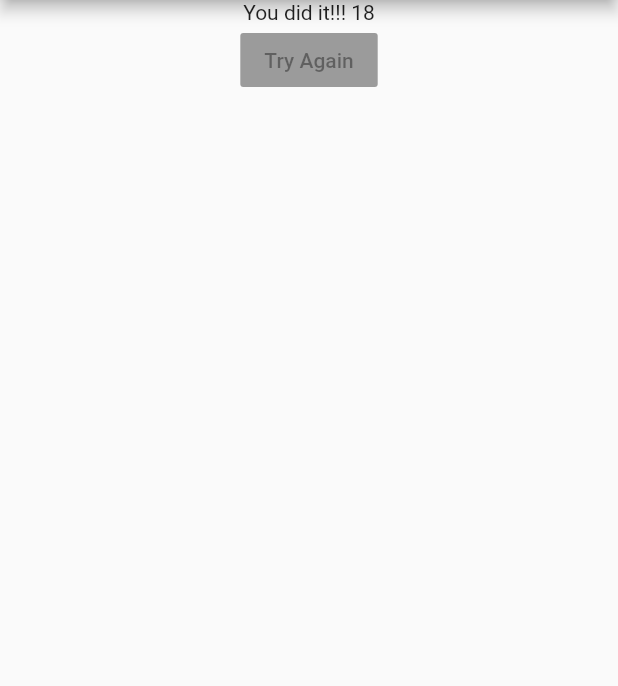
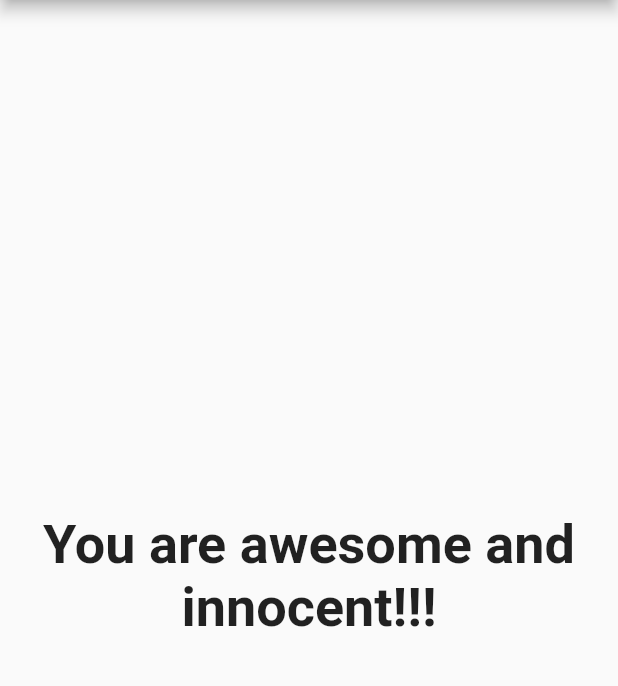
Before and after one commit to bad-logic/myQuizApp, a Flutter app: the screen it shows after launch, after a tap on "Black", after a tap on "dog", after a tap on "Gorkha", on a phone screen of 412 x 824 dp, the part 84-770 px from its top. Run offline on Flutter 3.47's test engine with Material 2 defaults, Android fonts, the phone set to English and light mode, and no system bars.

```diff
--- a/lib/answer.dart
+++ b/lib/answer.dart
@@ -1,14 +1,12 @@
 import 'package:flutter/material.dart';
 
 class Answer extends StatelessWidget {
-
   final Function _answerQuestion;
   final String _answer;
   Answer(this._answer, this._answerQuestion);
 
   @override
   Widget build(BuildContext context) {
-
     return Container(
       width: double.infinity,
       child: RaisedButton(
@@ -18,7 +16,5 @@ class Answer extends StatelessWidget {
         onPressed: _answerQuestion,
       ),
     );
-
   }
-
 }
--- a/lib/main.dart
+++ b/lib/main.dart
@@ -9,7 +9,6 @@ class MyApp extends StatefulWidget {
   State<StatefulWidget> createState() {
     return _MyAppState();
   }
-
 }
 
 class _MyAppState extends State<MyApp> {
@@ -46,12 +45,10 @@ class _MyAppState extends State<MyApp> {
   ];
 
   void _answerQuestion(int score) {
-
     _totalScore = _totalScore + score;
     setState(() {
       _qIndex++;
     });
-
   }
 
   @override
--- a/lib/result.dart
+++ b/lib/result.dart
@@ -1,25 +1,34 @@
 import 'package:flutter/material.dart';
+import 'package:flutter/services.dart';
 
-class Result extends StatelessWidget{
-
+class Result extends StatelessWidget {
   final int finalResultScore;
 
   Result(this.finalResultScore);
 
+  // getter method
+  String get resultPhrase {
+    String resultText;
+    if (finalResultScore <= 10) {
+      resultText = 'You are Bad!!!';
+    } else if (finalResultScore <= 15) {
+      resultText = 'You are preety likable';
+    } else if (finalResultScore <= 20) {
+      resultText = 'You are awesome and innocent!!!';
+    } else {
+      resultText = 'You are Strange!!1';
+    }
+    return resultText;
+  }
+
   @override
-  Widget build(BuildContext context){
-    return Container(
-      width: double.infinity,
-      child: Column(
-        children: <Widget>[
-          Text('You did it!!! $finalResultScore'),
-          RaisedButton(
-            child: Text('Try Again'),
-            onPressed: null,
-          ),
-        ],
+  Widget build(BuildContext context) {
+    return Center(
+      child: Text(
+        resultPhrase,
+        style: TextStyle(fontSize: 36, fontWeight: FontWeight.bold),
+        textAlign: TextAlign.center,
       ),
     );
   }
-
 }
```
Also changed, not shown: lib/question.dart (+4 -6 lines), lib/quiz.dart (+6 -7 lines).
